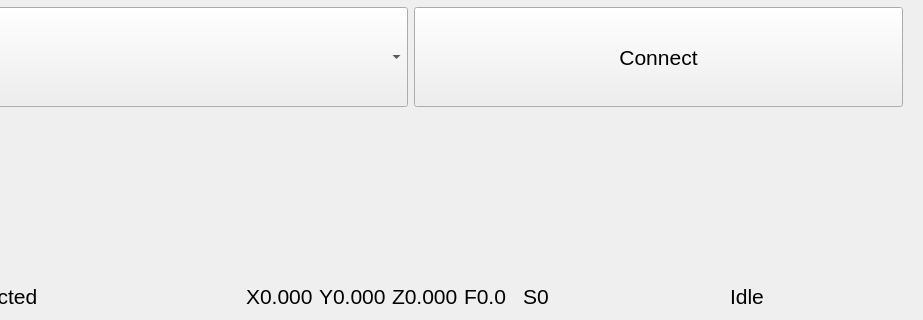
Above: views/viewMain.ui from Begus001/PyCncTouch before the change; both pictures show x 101 to 1024 and y 280 to 600 of the 1024 by 600 pixel window. Below: the same form after it.
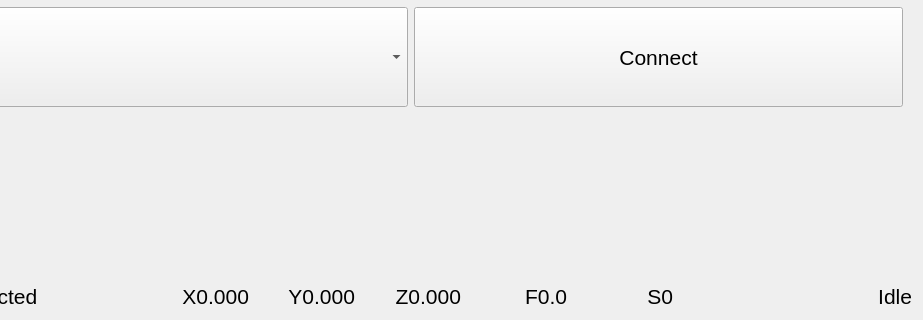
That is the form after the change. Custom widgets are drawn as their Qt base class.

```diff
--- a/views/viewMain.ui
+++ b/views/viewMain.ui
@@ -644,37 +644,112 @@
       <layout class="QHBoxLayout" name="horizontalLayout_4">
        <item>
         <widget class="QLabel" name="lbX">
+         <property name="sizePolicy">
+          <sizepolicy hsizetype="Fixed" vsizetype="Preferred">
+           <horstretch>0</horstretch>
+           <verstretch>0</verstretch>
+          </sizepolicy>
+         </property>
+         <property name="minimumSize">
+          <size>
+           <width>100</width>
+           <height>0</height>
+          </size>
+         </property>
          <property name="text">
           <string>X0.000</string>
          </property>
+         <property name="alignment">
+          <set>Qt::AlignRight|Qt::AlignTrailing|Qt::AlignVCenter</set>
+         </property>
         </widget>
        </item>
        <item>
         <widget class="QLabel" name="lbY">
+         <property name="sizePolicy">
+          <sizepolicy hsizetype="Fixed" vsizetype="Preferred">
+           <horstretch>0</horstretch>
+           <verstretch>0</verstretch>
+          </sizepolicy>
+         </property>
+         <property name="minimumSize">
+          <size>
+           <width>100</width>
+           <height>0</height>
+          </size>
+         </property>
          <property name="text">
           <string>Y0.000</string>
          </property>
+         <property name="alignment">
+          <set>Qt::AlignRight|Qt::AlignTrailing|Qt::AlignVCenter</set>
+         </property>
         </widget>
        </item>
        <item>
         <widget class="QLabel" name="lbZ">
+         <property name="sizePolicy">
+          <sizepolicy hsizetype="Fixed" vsizetype="Preferred">
+           <horstretch>0</horstretch>
+           <verstretch>0</verstretch>
+          </sizepolicy>
+         </property>
+         <property name="minimumSize">
+          <size>
+           <width>100</width>
+           <height>0</height>
+          </size>
+         </property>
          <property name="text">
           <string>Z0.000</string>
          </property>
+         <property name="alignment">
+          <set>Qt::AlignRight|Qt::AlignTrailing|Qt::AlignVCenter</set>
+         </property>
         </widget>
        </item>
        <item>
         <widget class="QLabel" name="lbF">
+         <property name="sizePolicy">
+          <sizepolicy hsizetype="Fixed" vsizetype="Preferred">
+           <horstretch>0</horstretch>
+           <verstretch>0</verstretch>
+          </sizepolicy>
+         </property>
+         <property name="minimumSize">
+          <size>
+           <width>100</width>
+           <height>0</height>
+          </size>
+         </property>
          <property name="text">
           <string>F0.0</string>
          </property>
+         <property name="alignment">
+          <set>Qt::AlignRight|Qt::AlignTrailing|Qt::AlignVCenter</set>
+         </property>
         </widget>
        </item>
        <item>
         <widget class="QLabel" name="lbS">
+         <property name="sizePolicy">
+          <sizepolicy hsizetype="Fixed" vsizetype="Preferred">
+           <horstretch>0</horstretch>
+           <verstretch>0</verstretch>
+          </sizepolicy>
+         </property>
+         <property name="minimumSize">
+          <size>
+           <width>100</width>
+           <height>0</height>
+          </size>
+         </property>
          <property name="text">
           <string>S0</string>
          </property>
+         <property name="alignment">
+          <set>Qt::AlignRight|Qt::AlignTrailing|Qt::AlignVCenter</set>
+         </property>
         </widget>
        </item>
       </layout>
@@ -685,7 +760,7 @@
         <string>Idle</string>
        </property>
        <property name="alignment">
-        <set>Qt::AlignCenter</set>
+        <set>Qt::AlignRight|Qt::AlignTrailing|Qt::AlignVCenter</set>
        </property>
       </widget>
      </item>
```
